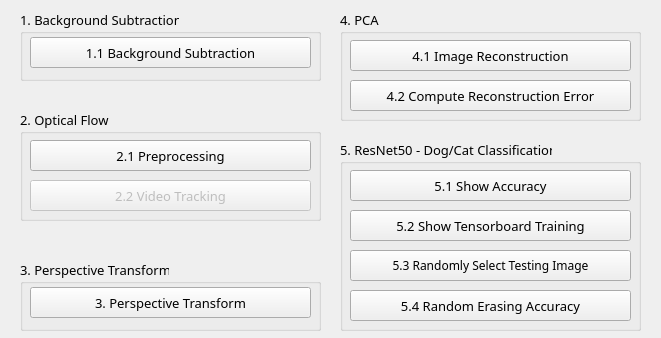
Old version of the form cvdl_2020_hw02.ui in the repository StevenChen8759/CVDL_2020_HW02.
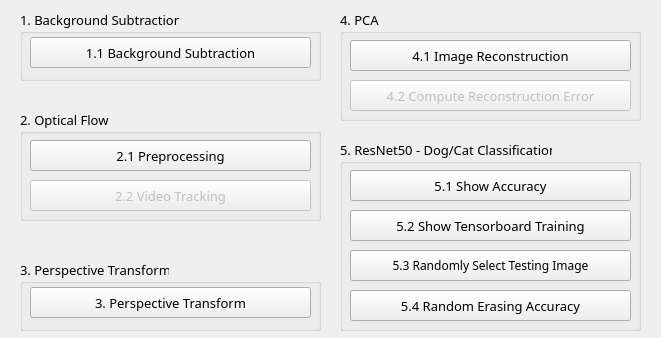
New version of the form.

Commit message: feat: finish PCA

```diff
--- a/cvdl_2020_hw02.ui
+++ b/cvdl_2020_hw02.ui
@@ -194,6 +194,9 @@
      </property>
     </widget>
     <widget class="QPushButton" name="pushButton_6">
+     <property name="enabled">
+      <bool>false</bool>
+     </property>
      <property name="geometry">
       <rect>
        <x>10</x>
```
The commit also changes 2 other files.
